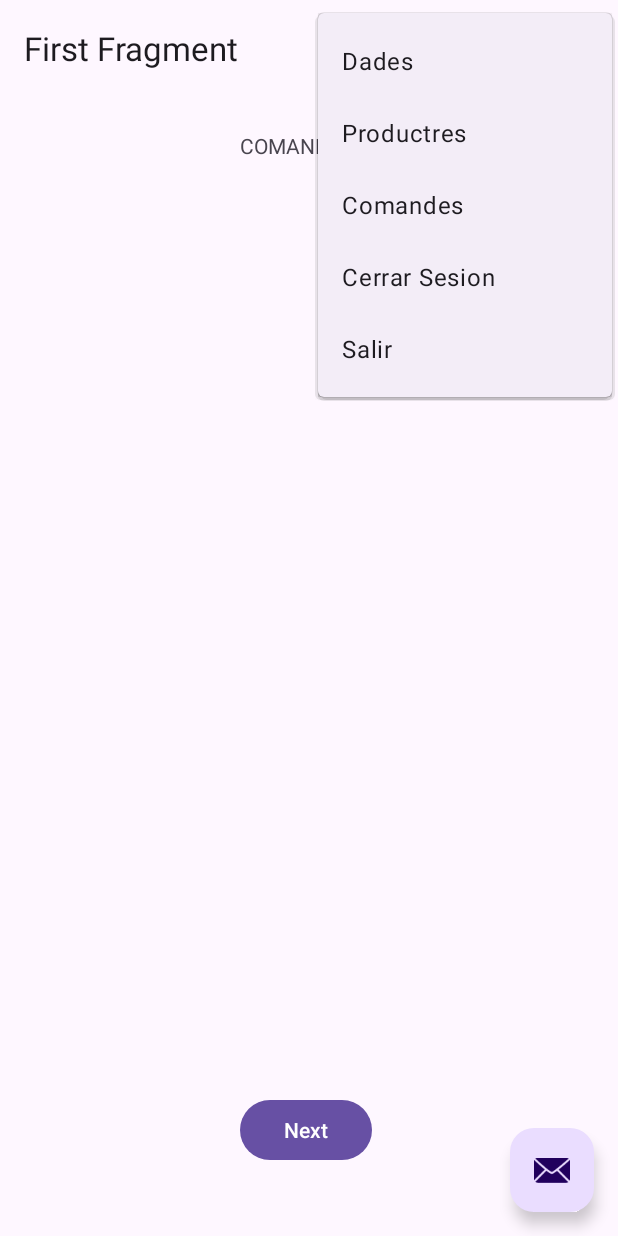
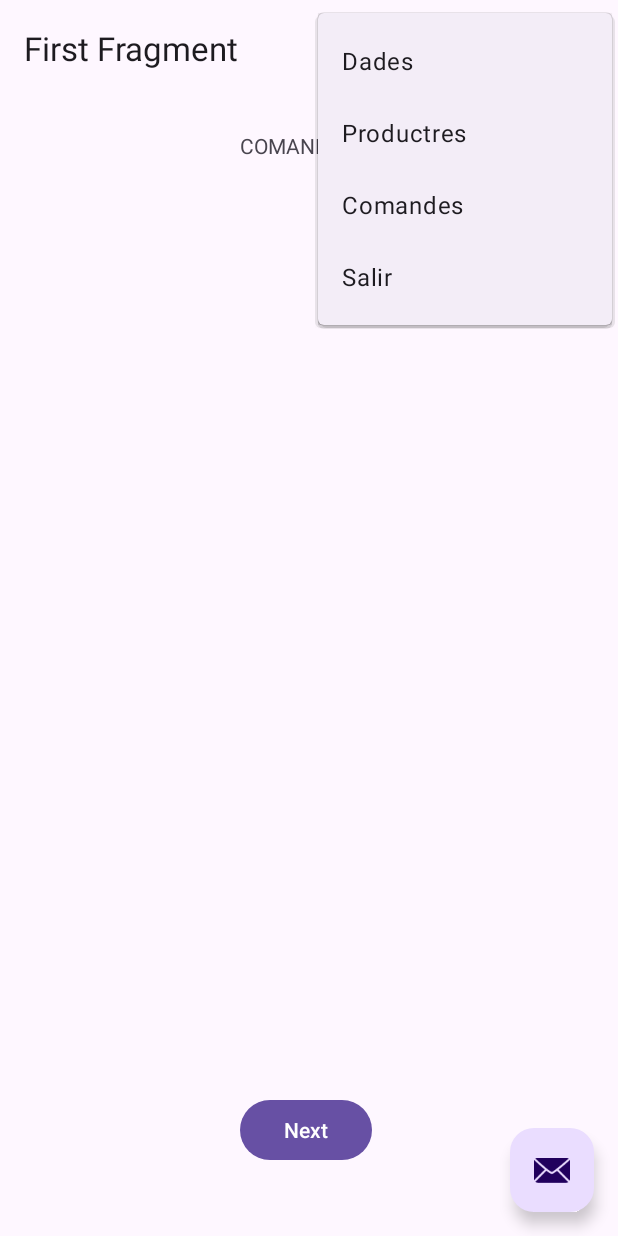
Before and after one commit to inspedralbes/transversal-tr1-2023-2024-app-android-proyecto1gr5, an Android app: the MainActivity2 screen opened directly, with no data from a screen before it, with the options menu open, on a phone screen of 412 x 824 dp. Run offline under Robolectric (Android 15) with nearby library versions, the phone set to English and light mode, and no system bars; our stand-ins replace navigation-ui.

Commit message:
Menu Acabado y Explicado

```diff
--- a/app/src/main/res/menu/menu_main.xml
+++ b/app/src/main/res/menu/menu_main.xml
@@ -17,10 +17,6 @@
         android:orderInCategory="102"
         android:title="@string/item3" />
     <item
-        android:id="@+id/item5"
-        android:orderInCategory="103"
-        android:title="@string/item5" />
-    <item
         android:id="@+id/item4"
         android:orderInCategory="104"
         android:title="@string/item4" />
```
Also changed, not shown: app/src/main/java/com/example/proj1/MainActivity2.java (+10 -4 lines), app/src/main/java/com/example/proj1/MenuProductos.java (+8 -5 lines).
